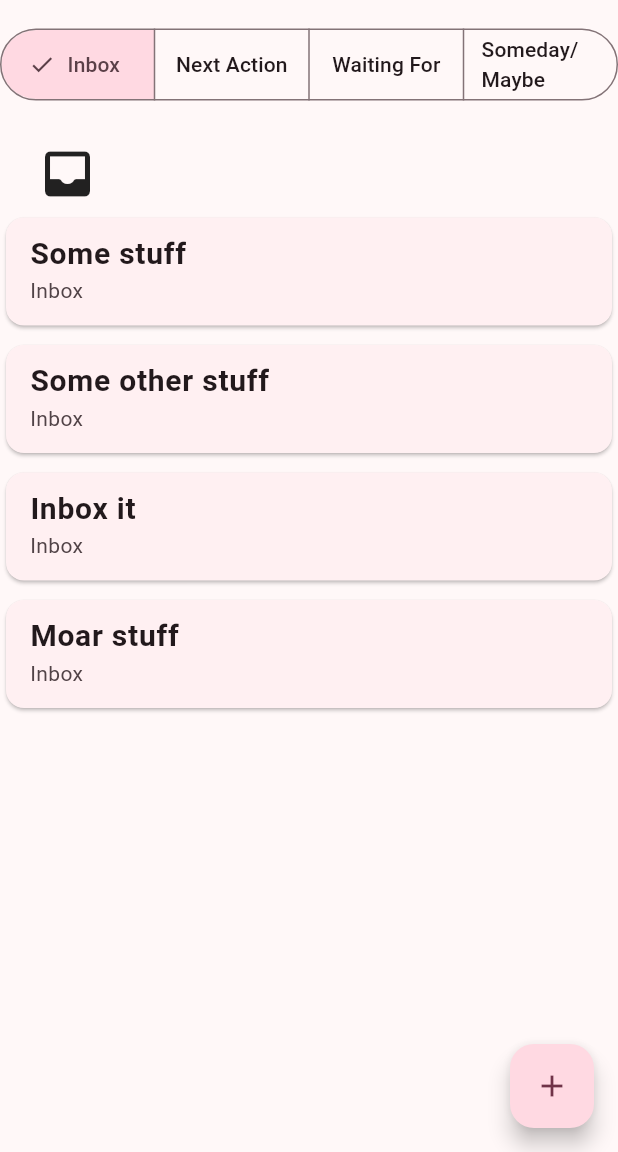
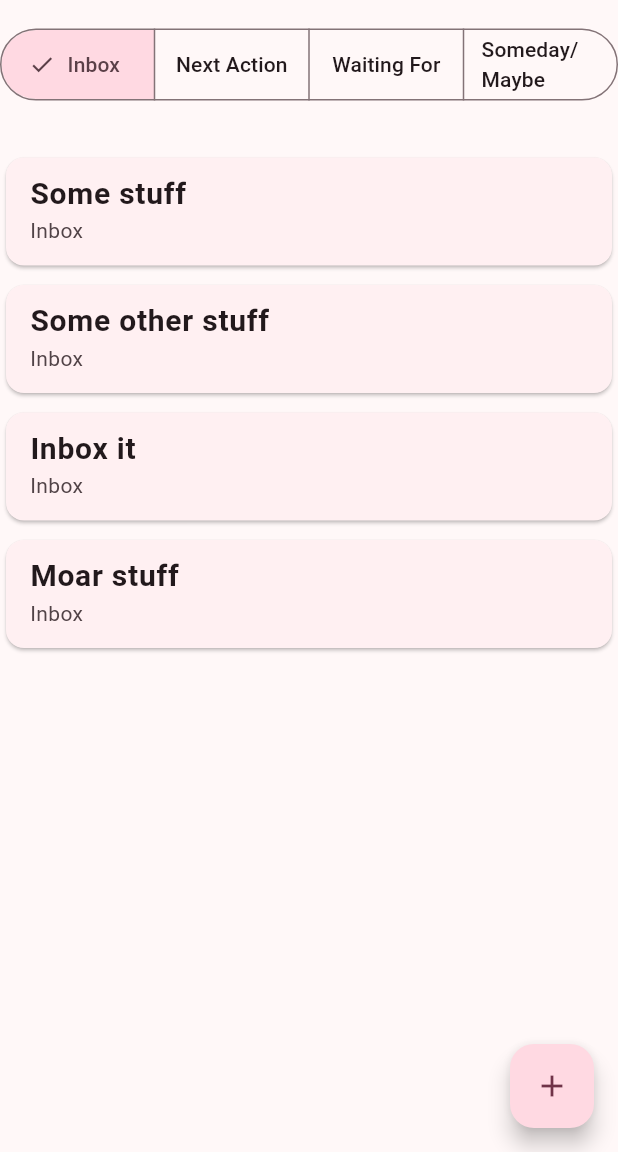
Before and after one commit to KyleBarton/task_manager, a Flutter app: the screen it shows after launch, after a tap on "Inbox", on a phone screen of 412 x 824 dp, the part 84-1236 px from its top. Run offline on Flutter 3.47's test engine with Material 3 defaults, Android fonts, the phone set to English and light mode, and no system bars.

Commit message:
Able to change task statuses in the drill-down view. Want a better UI.

```diff
--- a/lib/main.dart
+++ b/lib/main.dart
@@ -63,17 +63,11 @@ class _MyHomePageState extends State<MyHomePage> {
         .toList();
   }
 
-  // TODO find a place for this
-  final Map<TaskStatus, String> statusTitles = {
-    TaskStatus.inbox: "Inbox",
-    TaskStatus.waitingFor: "Waiting For",
-    TaskStatus.nextAction: "Next Action",
-  };
-
   final Map<TaskStatus, IconData> statusIcons = {
     TaskStatus.inbox: Icons.inbox_rounded,
-    TaskStatus.waitingFor: Icons.timer_rounded,
-    TaskStatus.nextAction: Icons.pending_actions_rounded,
+    TaskStatus.nextAction: Icons.check_box_rounded,
+    TaskStatus.waitingFor: Icons.watch_rounded,
+    TaskStatus.somedayMaybe: Icons.ac_unit_rounded,
   };
 
   Widget _taskListView(List<TaskItem> tasks) {
@@ -99,10 +93,11 @@ class _MyHomePageState extends State<MyHomePage> {
                             ),
                             subtitle: Text(item.status.toString()),
                             onTap: () async {
-                              final updated = await Navigator.push(context, MaterialPageRoute(builder: (context) => TaskItemPage(taskItem: item)));
+                              final updated = await Navigator.push(context, MaterialPageRoute(builder: (context) => TaskItemPage(item: item)));
                               if (updated == true) {
                                 setState((){
                                   taskItemRepository.update(item);
+                                  _activeStatuses = {item.status};
                                 });
                               }
                             },
@@ -214,21 +209,26 @@ class _MyHomePageState extends State<MyHomePage> {
               });
             },
             segments: [
+              // TODO gotta figure out how to make this look better
               ButtonSegment(
                 value: TaskStatus.inbox,
                 label: Text(TaskStatus.inbox.toString()),
+                // icon: Icon(statusIcons[TaskStatus.inbox]),
               ),
               ButtonSegment(
                 value: TaskStatus.nextAction,
                 label: Text(TaskStatus.nextAction.toString()),
+                // icon: Icon(statusIcons[TaskStatus.nextAction]),
               ),
               ButtonSegment(
                 value: TaskStatus.waitingFor,
                 label: Text(TaskStatus.waitingFor.toString()),
+                // icon: Icon(statusIcons[TaskStatus.waitingFor]),
               ),
               ButtonSegment(
                 value: TaskStatus.somedayMaybe,
                 label: Text(TaskStatus.somedayMaybe.toString()),
+                // icon: Icon(statusIcons[TaskStatus.somedayMaybe]),
               ),
             ],
             selected: _activeStatuses,
@@ -236,13 +236,6 @@ class _MyHomePageState extends State<MyHomePage> {
             multiSelectionEnabled: true,
           ),
           SizedBox(height: 25),
-          Row(
-            children: [
-            // TODO probably want to solve this with containers in actuality
-            SizedBox(width: 25),
-            ...titleRowIcons.map((titleRowIcon) => Icon(titleRowIcon, size: 40,)),
-            ]
-          ),
           _taskListView(_activeTasks()),
         ],
       ),
```
Also changed, not shown: lib/task_item_page.dart (+21 -7 lines).
